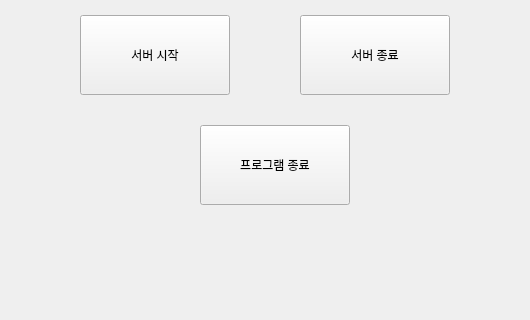
kiyuniii/Messenger, file source/ui/view_main.ui: the form before one commit; both pictures show x 90 to 620 and y 85 to 405 of the 720 by 1170 pixel window.
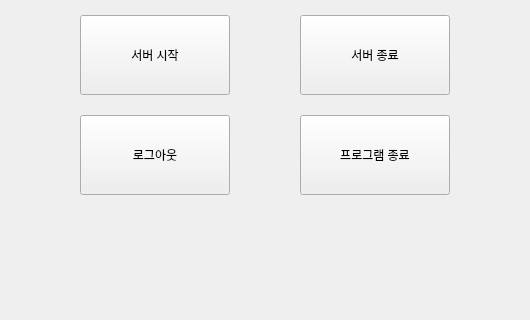
The form after the commit.

```diff
--- a/source/ui/view_main.ui
+++ b/source/ui/view_main.ui
@@ -111,8 +111,8 @@
    <widget class="QPushButton" name="button_exit">
     <property name="geometry">
      <rect>
-      <x>290</x>
-      <y>210</y>
+      <x>390</x>
+      <y>200</y>
       <width>150</width>
       <height>80</height>
      </rect>
@@ -121,6 +121,19 @@
      <string>프로그램 종료</string>
     </property>
    </widget>
+   <widget class="QPushButton" name="button_logout">
+    <property name="geometry">
+     <rect>
+      <x>170</x>
+      <y>200</y>
+      <width>150</width>
+      <height>80</height>
+     </rect>
+    </property>
+    <property name="text">
+     <string>로그아웃</string>
+    </property>
+   </widget>
   </widget>
   <widget class="QMenuBar" name="menubar">
    <property name="geometry">
```
